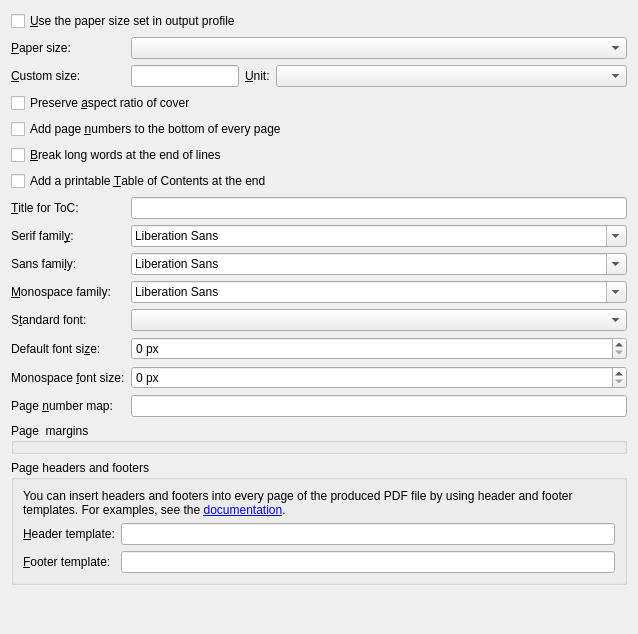
Before: the Qt Designer form src/calibre/gui2/convert/pdf_output.ui in debian-calibre/calibre, drawn with Qt 5.
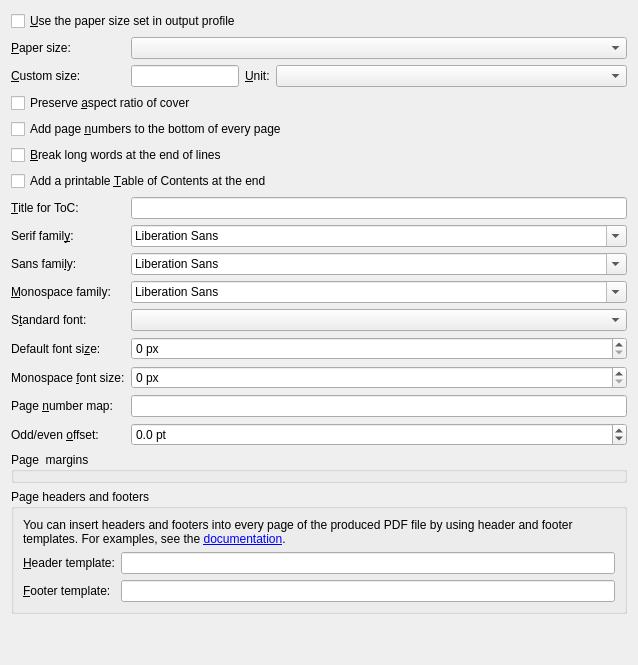
After: the same form once the commit is applied.

Diff of the .ui file:
```diff
--- a/src/calibre/gui2/convert/pdf_output.ui
+++ b/src/calibre/gui2/convert/pdf_output.ui
@@ -7,7 +7,7 @@
     <x>0</x>
     <y>0</y>
     <width>638</width>
-    <height>634</height>
+    <height>665</height>
    </rect>
   </property>
   <property name="windowTitle">
@@ -210,14 +210,14 @@
    <item row="16" column="1">
     <widget class="QLineEdit" name="opt_pdf_page_number_map"/>
    </item>
-   <item row="17" column="0" colspan="2">
+   <item row="18" column="0" colspan="2">
     <widget class="QGroupBox" name="page_margins_box">
      <property name="title">
       <string>Page  margins</string>
      </property>
     </widget>
    </item>
-   <item row="18" column="0" colspan="2">
+   <item row="19" column="0" colspan="2">
     <widget class="QGroupBox" name="template_box">
      <property name="title">
       <string>Page headers and footers</string>
@@ -272,6 +272,32 @@
      </property>
     </widget>
    </item>
+   <item row="17" column="0">
+    <widget class="QLabel" name="label_2">
+     <property name="text">
+      <string>Odd/even &amp;offset:</string>
+     </property>
+     <property name="buddy">
+      <cstring>opt_pdf_odd_even_offset</cstring>
+     </property>
+    </widget>
+   </item>
+   <item row="17" column="1">
+    <widget class="QDoubleSpinBox" name="opt_pdf_odd_even_offset">
+     <property name="suffix">
+      <string> pt</string>
+     </property>
+     <property name="decimals">
+      <number>1</number>
+     </property>
+     <property name="minimum">
+      <double>-100000.000000000000000</double>
+     </property>
+     <property name="maximum">
+      <double>100000.000000000000000</double>
+     </property>
+    </widget>
+   </item>
   </layout>
  </widget>
  <resources/>
```
